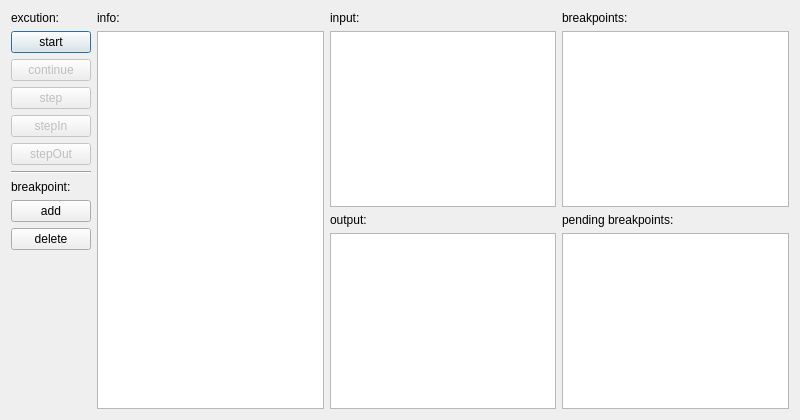
The window that ui/debugcontrol.ui (cpeditor/cpeditor) describes before a commit, drawn with Qt 5.
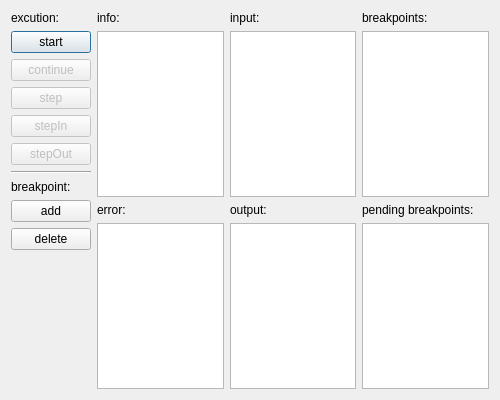
The same window after the commit.

Commit message:
Fix symbols loading on windows/msys2.
Send an extra command(-file-exec-and-symbols) to load symbols from local file
Also add a textedit to show error message.

Still needs test, especially on different platforms or with different versions of gdb.
Work on:
 - ubuntu 18.04 with gdb 8.1.0
 - msys2 x64 with gdb 9.1.0

Resolves: #17

```diff
--- a/ui/debugcontrol.ui
+++ b/ui/debugcontrol.ui
@@ -6,8 +6,8 @@
    <rect>
     <x>0</x>
     <y>0</y>
-    <width>800</width>
-    <height>420</height>
+    <width>500</width>
+    <height>400</height>
    </rect>
   </property>
   <property name="windowTitle">
@@ -129,6 +129,20 @@
        </property>
       </widget>
      </item>
+     <item>
+      <widget class="QLabel" name="label_8">
+       <property name="text">
+        <string>error:</string>
+       </property>
+      </widget>
+     </item>
+     <item>
+      <widget class="QPlainTextEdit" name="errorLog">
+       <property name="readOnly">
+        <bool>true</bool>
+       </property>
+      </widget>
+     </item>
     </layout>
    </item>
    <item>
```
The commit also changes 1 other file.
